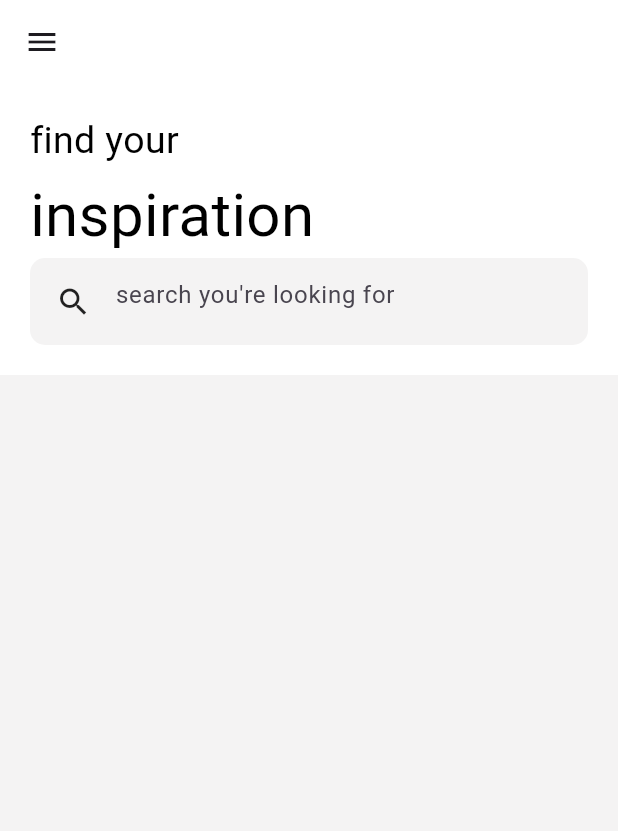
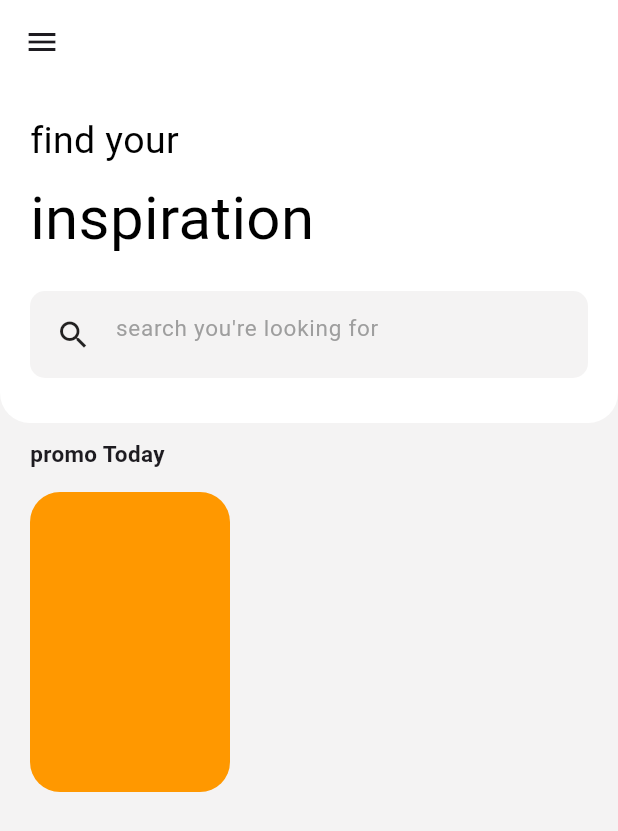
Before and after one commit to LINDEX171/inspiration, a Flutter app: the screen it shows after launch, on a phone screen of 412 x 824 dp. Shown: the top 831 px of the screen. Run offline on Flutter 3.47's test engine with Material 3 defaults, Android fonts, the phone set to English and light mode, and no system bars.

Commit message:
adding the container image with border radius

```diff
--- a/lib/Home_page.dart
+++ b/lib/Home_page.dart
@@ -1,4 +1,5 @@
 import 'package:flutter/material.dart';
+
 class HomePage extends StatefulWidget {
   const HomePage({super.key});
 
@@ -16,8 +17,10 @@ class _HomePageState extends State<HomePage> {
         elevation: 0,
         //brightness : Brightness.light,
         leading: IconButton(
-             icon: Icon(Icons.menu,),
-             onPressed: (){},
+          icon: Icon(
+            Icons.menu,
+          ),
+          onPressed: () {},
         ),
       ),
       body: SafeArea(
@@ -27,36 +30,87 @@ class _HomePageState extends State<HomePage> {
           Container(
             width: double.infinity,
             decoration: BoxDecoration(
-                    color: Colors.white
-                  ),
+                color: Colors.white,
+                borderRadius:
+                    BorderRadius.vertical(bottom: Radius.circular(20))),
             padding: EdgeInsets.all(20),
             child: Column(
               crossAxisAlignment: CrossAxisAlignment.start,
               children: [
-                      Text('find your', style: TextStyle(color: Colors.black,fontSize: 25),),
-                      SizedBox(height: 3,),
-                      Text('inspiration', style: TextStyle(color: Colors.black,fontSize: 40),),
+                Text(
+                  'find your',
+                  style: TextStyle(color: Colors.black, fontSize: 25),
+                ),
+                SizedBox(
+                  height: 5,
+                ),
+                Text(
+                  'inspiration',
+                  style: TextStyle(color: Colors.black, fontSize: 40),
+                ),
+                SizedBox(
+                  height: 20,
+                ),
                 Container(
                   padding: EdgeInsets.all(5),
                   decoration: BoxDecoration(
                       color: Color.fromRGBO(244, 243, 243, 1),
-                          borderRadius: BorderRadius.circular(10)
-                        ),
+                      borderRadius: BorderRadius.circular(10)),
                   child: TextField(
                     decoration: InputDecoration(
                         border: InputBorder.none,
-                            prefixIcon: Icon(Icons.search,color: Colors.black87,),
-                            hintText: "search you're looking for"
+                        prefixIcon: Icon(
+                          Icons.search,
+                          color: Colors.black87,
+                        ),
+                        hintText: "search you're looking for",
+                        hintStyle: TextStyle(color: Colors.grey, fontSize: 15)),
                   ),
                 ),
-
+                SizedBox(
+                  height: 10,
+                ),
+              ],
+            ),
+          ),
+          SizedBox(
+            height: 10,
+          ),
+          Padding(
+            padding: const EdgeInsets.symmetric(horizontal: 20.0),
+            child: Column(
+              crossAxisAlignment: CrossAxisAlignment.start,
+              children: [
+                Text(
+                  "promo Today",
+                  style: TextStyle(fontSize: 15, fontWeight: FontWeight.bold),
+                ),
+                SizedBox(height: 15,),
+                Container(
+                  height: 200,
+                  child: ListView(
+                    scrollDirection: Axis.horizontal,
+                    children: [
+                      promoCard('')
+                    ],
+                  ),
                 )
               ],
             ),
           )
         ],
-        )
+      )),
+    );
+  }
 
+  Widget promoCard(image){
+    return AspectRatio(
+      aspectRatio: 2 / 3,
+      child: Container(
+        decoration: BoxDecoration(
+          color: Colors.orange,
+          borderRadius: BorderRadius.circular(20)
+        ),
       ),
     );
   }
```
Lines whose indentation alone changed are shown as unchanged.
